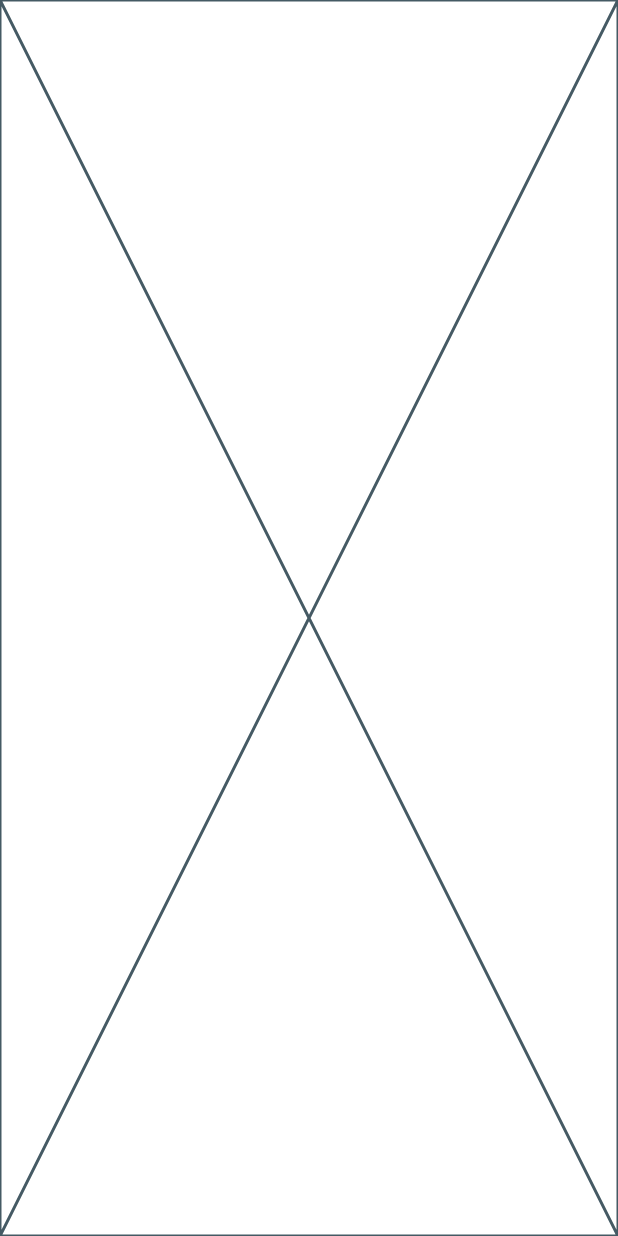
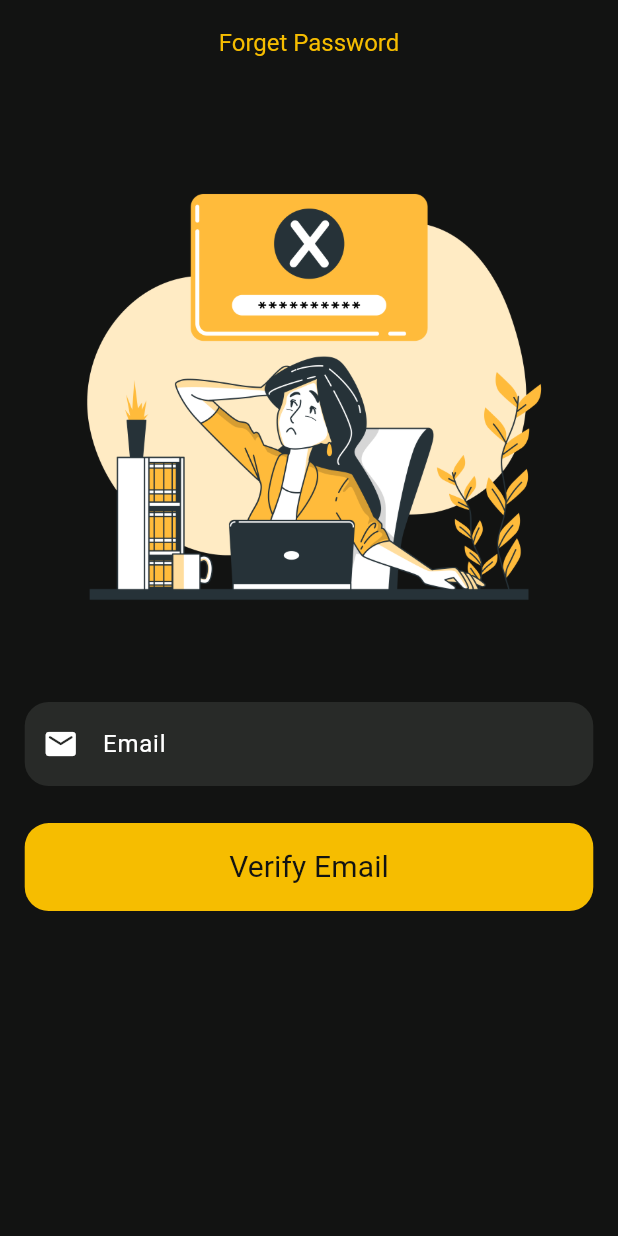
Before and after one commit to ahmedsukkary52-cmd/movies_app, a Flutter app: the screen it shows after launch, on a phone screen of 412 x 824 dp. Run offline on Flutter 3.47's test engine with Material 3 defaults, Android fonts, the phone set to English and light mode, and no system bars; our stand-ins replace bloc, flutter_bloc, google_fonts.

Commit message:
+ add forget and reset password screen (Ui + validation)

```diff
--- a/lib/Utils/routes_app.dart
+++ b/lib/Utils/routes_app.dart
@@ -1,3 +1,6 @@
 class RoutesApp {
   static const String loginRouteName = 'login';
+  static const String forgetPasswordScreen = 'forgetPassword';
+  static const String resetPasswordScreen = 'resetPassword';
+
 }
--- a/lib/Utils/text_app.dart
+++ b/lib/Utils/text_app.dart
@@ -14,6 +14,16 @@ class TextApp {
     fontSize: 16,
     fontWeight: FontWeight.normal,
     color: ColorApp.whiteColor,
+  );
+  static final TextStyle regular16Wallow = GoogleFonts.roboto(
+    fontSize: 16,
+    fontWeight: FontWeight.normal,
+    color: ColorApp.primaryWallow,
+  );
+  static final TextStyle regular20Black = GoogleFonts.roboto(
+    fontSize: 20,
+    fontWeight: FontWeight.normal,
+    color: ColorApp.primaryBlack,
   );static final TextStyle medium36White = GoogleFonts.inter(
     fontSize: 36,
     fontWeight: FontWeight.w500,
--- a/lib/l10n/app_ar.arb
+++ b/lib/l10n/app_ar.arb
@@ -2,7 +2,15 @@
   "@@locale": "ar",
   "watch": "شاهد",
   "email": "البريد الإلكتروني",
+  "old_pass": " أدخل كلمة المرور القديمة",
+  "new_pass": " أدخل كلمة المرور الجديدة",
+  "new_pass_check": "أدخل كلمة المرور الجديدة مرة أخرى",
+  "please_enter_password": "من فضلك أدخل كلمة المرور",
+  "password_too_short": "كلمة المرور يجب ألا تقل عن 6 أحرف",
+    "password_not_match": "كلمتا المرور غير متطابقتين",
   "password": "كلمة المرور",
+  "please_enter_email": "من فضلك أدخل البريد الإلكتروني",
+  "please_enter_valid_email": "من فضلك أدخل بريدًا إلكترونيًا صحيحًا",
   "forget_password": "نسيت كلمة المرور؟",
   "login": "تسجيل الدخول",
   "next": "التالي",
--- a/lib/l10n/app_en.arb
+++ b/lib/l10n/app_en.arb
@@ -2,6 +2,14 @@
   "@@locale": "en",
   "watch": "Watch",
   "email": "Email",
+  "old_pass": " Enter Old password",
+  "new_pass": " Enter New password",
+  "please_enter_password": "Please enter your password",
+  "password_too_short": "Password must be at least 6 characters long",
+  "password_not_match": "Passwords do not match",
+  "please_enter_email": "Please enter your email address",
+  "please_enter_valid_email": "Please enter a valid email address",
+  "new_pass_check": "Pls Enter New password again ",
   "password": "Password",
   "forget_password": "Forget Password",
   "login": "Login",
--- a/lib/l10n/app_localizations.dart
+++ b/lib/l10n/app_localizations.dart
@@ -106,6 +106,54 @@ abstract class AppLocalizations {
   /// In en, this message translates to:
   /// **'Email'**
   String get email;
+
+  /// No description provided for @old_pass.
+  ///
+  /// In en, this message translates to:
+  /// **' Enter Old password'**
+  String get old_pass;
+
+  /// No description provided for @new_pass.
+  ///
+  /// In en, this message translates to:
+  /// **' Enter New password'**
+  String get new_pass;
+
+  /// No description provided for @please_enter_password.
+  ///
+  /// In en, this message translates to:
+  /// **'Please enter your password'**
+  String get please_enter_password;
+
+  /// No description provided for @password_too_short.
+  ///
+  /// In en, this message translates to:
+  /// **'Password must be at least 6 characters long'**
+  String get password_too_short;
+
+  /// No description provided for @password_not_match.
+  ///
+  /// In en, this message translates to:
+  /// **'Passwords do not match'**
+  String get password_not_match;
+
+  /// No description provided for @please_enter_email.
+  ///
+  /// In en, this message translates to:
+  /// **'Please enter your email address'**
+  String get please_enter_email;
+
+  /// No description provided for @please_enter_valid_email.
+  ///
+  /// In en, this message translates to:
+  /// **'Please enter a valid email address'**
+  String get please_enter_valid_email;
+
+  /// No description provided for @new_pass_check.
+  ///
+  /// In en, this message translates to:
+  /// **'Pls Enter New password again '**
+  String get new_pass_check;
 
   /// No description provided for @password.
   ///
--- a/lib/l10n/app_localizations_ar.dart
+++ b/lib/l10n/app_localizations_ar.dart
@@ -13,6 +13,30 @@ class AppLocalizationsAr extends AppLocalizations {
 
   @override
   String get email => 'البريد الإلكتروني';
+
+  @override
+  String get old_pass => ' أدخل كلمة المرور القديمة';
+
+  @override
+  String get new_pass => ' أدخل كلمة المرور الجديدة';
+
+  @override
+  String get please_enter_password => 'من فضلك أدخل كلمة المرور';
+
+  @override
+  String get password_too_short => 'كلمة المرور يجب ألا تقل عن 6 أحرف';
+
+  @override
+  String get password_not_match => 'كلمتا المرور غير متطابقتين';
+
+  @override
+  String get please_enter_email => 'من فضلك أدخل البريد الإلكتروني';
+
+  @override
+  String get please_enter_valid_email => 'من فضلك أدخل بريدًا إلكترونيًا صحيحًا';
+
+  @override
+  String get new_pass_check => 'أدخل كلمة المرور الجديدة مرة أخرى';
 
   @override
   String get password => 'كلمة المرور';
--- a/lib/l10n/app_localizations_en.dart
+++ b/lib/l10n/app_localizations_en.dart
@@ -13,6 +13,30 @@ class AppLocalizationsEn extends AppLocalizations {
 
   @override
   String get email => 'Email';
+
+  @override
+  String get old_pass => ' Enter Old password';
+
+  @override
+  String get new_pass => ' Enter New password';
+
+  @override
+  String get please_enter_password => 'Please enter your password';
+
+  @override
+  String get password_too_short => 'Password must be at least 6 characters long';
+
+  @override
+  String get password_not_match => 'Passwords do not match';
+
+  @override
+  String get please_enter_email => 'Please enter your email address';
+
+  @override
+  String get please_enter_valid_email => 'Please enter a valid email address';
+
+  @override
+  String get new_pass_check => 'Pls Enter New password again ';
 
   @override
   String get password => 'Password';
--- a/lib/main.dart
+++ b/lib/main.dart
@@ -4,11 +4,14 @@ import 'package:team_flutter_6_movie_app/Bloc/local_bloc.dart';
 import 'package:team_flutter_6_movie_app/Utils/routes_app.dart';
 import 'package:team_flutter_6_movie_app/login/login.dart';
 import 'package:flutter_bloc/flutter_bloc.dart';
+import 'package:team_flutter_6_movie_app/ui/reset_password_widget/forget_password_screen.dart';
+import 'package:team_flutter_6_movie_app/ui/reset_password_widget/reset_passsword_screen.dart';
 import 'Bloc/local_state.dart';
 import 'l10n/app_localizations.dart';
 
 void main() {
-  runApp(BlocProvider(create: (context) => LocaleBloc(), child: MoviesApp()));
+  runApp(
+      BlocProvider(create: (context) => LocaleBloc(), child: MoviesApp()));
 }
 
 class MoviesApp extends StatelessWidget {
@@ -20,8 +23,14 @@ class MoviesApp extends StatelessWidget {
       builder: (context, state) {
         return MaterialApp(
           debugShowCheckedModeBanner: false,
-          initialRoute: RoutesApp.loginRouteName,
-          routes: {RoutesApp.loginRouteName: (context) => Login()},
+          initialRoute:RoutesApp.forgetPasswordScreen,
+           // RoutesApp.loginRouteName,
+          routes: {
+            RoutesApp.loginRouteName: (context) => Login(),
+        RoutesApp.forgetPasswordScreen: (context) => ForgetPasswordScreen(),
+            RoutesApp.resetPasswordScreen: (context) => ResetPassswordScreen(),
+
+          },
           localizationsDelegates: const [
             AppLocalizations.delegate,
             GlobalMaterialLocalizations.delegate,
--- /dev/null
+++ b/lib/ui/reset_password_widget/forget_password_screen.dart
@@ -0,0 +1,99 @@
+import 'package:flutter/material.dart';
+import 'package:team_flutter_6_movie_app/Utils/assets_app.dart';
+import 'package:team_flutter_6_movie_app/Utils/extension/extension.dart';
+import 'package:team_flutter_6_movie_app/Utils/routes_app.dart';
+import 'package:team_flutter_6_movie_app/Utils/text_app.dart';
+import 'package:team_flutter_6_movie_app/l10n/app_localizations.dart';
+import 'package:team_flutter_6_movie_app/widget/custom_elevated_button.dart';
+import 'package:team_flutter_6_movie_app/widget/custom_text_form_field.dart';
+
+import '../../Utils/color_App.dart';
+
+
+class ForgetPasswordScreen extends StatelessWidget {
+   ForgetPasswordScreen({super.key});
+  final formKey = GlobalKey<FormState>();
+  @override
+  Widget build(BuildContext context) {
+    return Scaffold(
+      appBar: AppBar(
+        automaticallyImplyLeading: true, /// back button
+        iconTheme: const IconThemeData(
+          color: ColorApp.primaryWallow,
+        ),
+        backgroundColor: ColorApp.primaryBlack,
+        centerTitle: true,
+        title: Text(
+          AppLocalizations.of(context)!.forget_password,
+          style: TextApp.regular16Wallow,
+        ),
+      ),
+      backgroundColor: ColorApp.primaryBlack,
+      body: Padding(
+        padding: EdgeInsetsGeometry.symmetric(
+          horizontal: context.width*0.04
+              ,vertical: context.height*0.02
+        ),
+        child: SingleChildScrollView(
+          child: Form(
+            key: formKey,
+            child: Column(crossAxisAlignment: CrossAxisAlignment.stretch,
+               children: [
+                 ClipRRect(
+                   child: Image(image: AssetImage(
+                     PathImage.forgetPassword
+                   )),
+                 ),
+                 SizedBox(
+                   height: context.height*0.02,
+                 ),
+               CustomTextFormField(
+                 prefixIcon: Icon(
+                 Icons.email_rounded,color: ColorApp.whiteColor,
+                 ),
+                hintText: AppLocalizations.of(context)!.email,
+                 validator: (text) {
+                   if(text == null||text.trim().isEmpty){
+                     return AppLocalizations.of(context)!.please_enter_email;
+                   }
+                   final bool emailValid =
+                   RegExp(
+                       r"^[a-zA-Z0-9.a-zA-Z0-9.!#$%&'*+-/=?^_`{|}~]+@[a-zA-Z0-9]+\.[a-zA-Z]+")
+                       .hasMatch(text);
+                   if (!emailValid) {
+                     return AppLocalizations.of(context)!
+                         .please_enter_valid_email;
+                   }
+                   return null;
+                 },
+               ),
+                 SizedBox(
+                   height: context.height*0.03,
+                 ),
+                 CustomElevatedButton(onPressed: () {
+                   checkEmail(context);
+                 },
+                 text: AppLocalizations.of(context)!.verify_email,
+
+                 )
+               ],
+            ),
+          ),
+        ),
+      ),
+    );
+  }
+  void checkEmail(BuildContext context) {
+      if(formKey.currentState!.validate()==true) {
+        ScaffoldMessenger.of(context).showSnackBar(
+          SnackBar(
+            content: Text(AppLocalizations.of(context)!.verify_email),
+            backgroundColor: Colors.green,
+          ),
+        );
+        Navigator.of(context).pushNamed(RoutesApp.resetPasswordScreen);
+      } else {
+        return;
+      }
+  }
+}
--- /dev/null
+++ b/lib/widget/custom_elevated_button.dart
@@ -0,0 +1,48 @@
+import 'package:flutter/material.dart';
+import 'package:team_flutter_6_movie_app/Utils/color_App.dart';
+import 'package:team_flutter_6_movie_app/Utils/text_app.dart';
+
+class CustomElevatedButton extends StatelessWidget {
+  final VoidCallback onPressed;
+  final String? text;
+  final TextStyle? textStyle;
+  final Color? backgroundColor;
+  final Color? borderSideColor;
+  final bool hasIcon;
+  final Widget? customInButton;
+  final EdgeInsetsGeometry? padding;
+ const CustomElevatedButton({
+    super.key,
+    this.customInButton,
+    this.hasIcon = false,
+    required this.onPressed,
+    this.text,
+    this.textStyle,
+    this.backgroundColor,
+    this.borderSideColor,
+    this.padding
+  });
+
+  @override
+  Widget build(BuildContext context) {
+    var height = MediaQuery.of(context).size.height;
+    return ElevatedButton(
+      onPressed: onPressed,
+      style: ElevatedButton.styleFrom(
+        padding: padding ?? EdgeInsets.symmetric(vertical: height * 0.018),
+        backgroundColor: backgroundColor ?? ColorApp.primaryWallow,
+        shape: RoundedRectangleBorder(
+          borderRadius: BorderRadiusGeometry.circular(16),
+          side: BorderSide(
+            color: borderSideColor ?? ColorApp.transparent,
+            width: 1,
+          ),
+        ),
+        elevation: 0,
+      ),
+      child: hasIcon
+          ? customInButton
+          : Text(text ?? '', style: textStyle ?? TextApp.regular20Black),
+    );
+  }
+}
--- /dev/null
+++ b/lib/widget/custom_text_form_field.dart
@@ -0,0 +1,77 @@
+import 'package:flutter/material.dart';
+import '../Utils/color_App.dart';
+import '../Utils/text_app.dart';
+
+class CustomTextFormField extends StatelessWidget {
+  final TextEditingController? controller;
+  final Color BorderSideColor;
+  final Widget? prefixIcon;
+  final Widget? suffixIcon;
+  final String? hintText;
+  final String? labelText;
+  final TextStyle? hintStyle;
+  final TextStyle? labelStyle;
+  final String obscuringCharacter;
+  final String? Function(String?)? validator;
+  final bool obscureText;
+  final TextInputType keyboardType;
+  final int? maxLines;
+  const CustomTextFormField({
+    super.key,
+    this.controller,
+    this.maxLines,
+    this.BorderSideColor = ColorApp.transparent,
+    this.prefixIcon,
+    this.labelText,
+    this.hintText,
+    this.suffixIcon,
+    this.hintStyle,
+    this.labelStyle,
+    this.validator,
+    this.obscureText = false,
+    this.keyboardType = TextInputType.text,
+    this.obscuringCharacter = '.'
+  });
+
+  @override
+  Widget build(BuildContext context) {
+    return TextFormField(
+
+      style: TextApp.regular16White,
+      maxLines: maxLines ?? 1,
+      controller: controller,
+      validator: validator,
+      obscureText: obscureText,
+      keyboardType: keyboardType,
+      obscuringCharacter: obscuringCharacter,
+      decoration: InputDecoration(
+        filled: true,
+        fillColor: ColorApp.grayColor,
+        border: outlineInputBorder(BorderSideColor: BorderSideColor),
+        enabledBorder: outlineInputBorder(BorderSideColor: BorderSideColor),
+        focusedBorder: outlineInputBorder(BorderSideColor: BorderSideColor),
+        errorBorder: outlineInputBorder(BorderSideColor: ColorApp.redColor),
+        focusedErrorBorder: outlineInputBorder(
+          BorderSideColor: ColorApp.redColor,
+        ),
+        prefixIcon: prefixIcon,
+        suffixIcon: suffixIcon,
+        hintText: hintText,
+        hintStyle: hintStyle ?? TextApp.regular16White,
+        labelText: labelText,
+        labelStyle: labelStyle,
+      ),
+    );
+  }
+
+  OutlineInputBorder outlineInputBorder({required Color BorderSideColor}) {
+    return OutlineInputBorder(
+      borderRadius: BorderRadius.circular(16),
+      borderSide: BorderSide(
+        color: BorderSideColor,
+        width: 1,
+        style: BorderStyle.solid,
+      ),
+    );
+  }
+}
```
Also changed, not shown: lib/ui/reset_password_widget/reset_passsword_screen.dart (added, +138 -0 lines).
